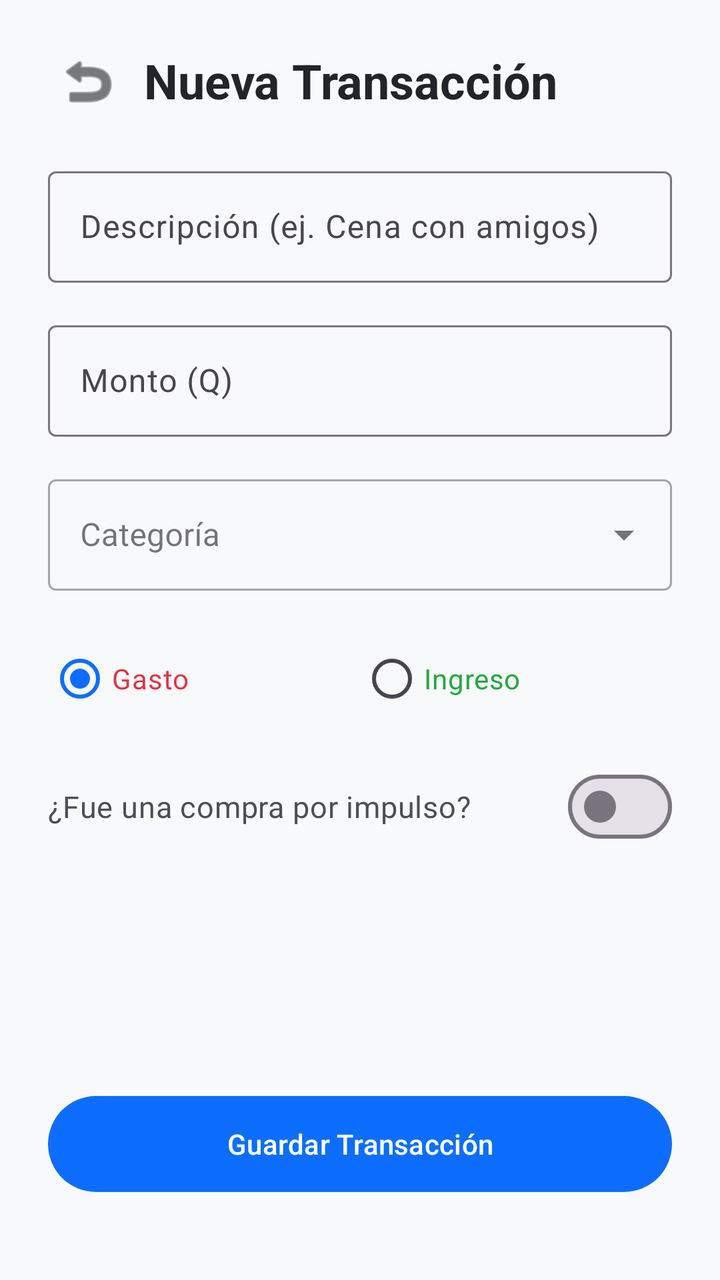
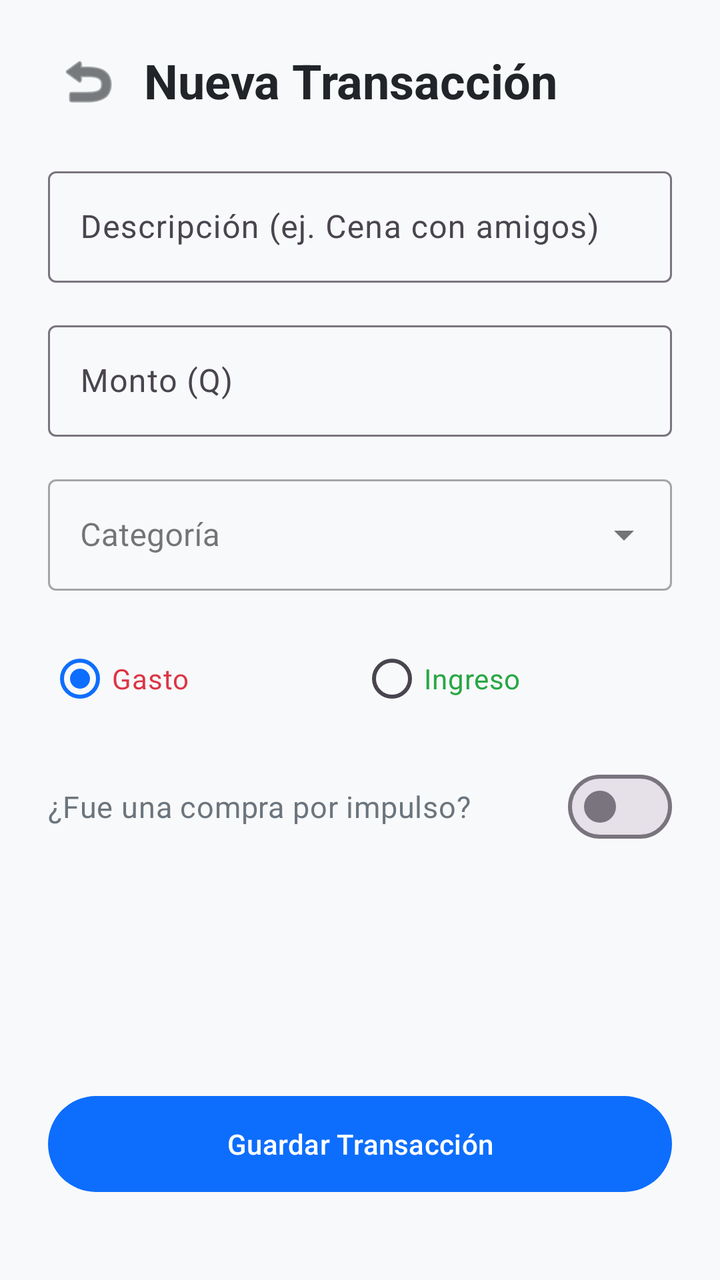

The first picture is an Android layout as it rendered before a commit; the second is the same layout after the commit. The layout source and the unified diff follow.
<!-- AndroidManifest.xml: application theme Theme.AppControlGastos -->
<!-- res/layout/activity_add_transaction.xml -->
<?xml version="1.0" encoding="utf-8"?>
<androidx.constraintlayout.widget.ConstraintLayout
    xmlns:android="http://schemas.android.com/apk/res/android"
    xmlns:app="http://schemas.android.com/apk/res-auto"
    android:layout_width="match_parent"
    android:layout_height="match_parent"
    android:background="#F8F9FA"
    android:padding="24dp">

    <ImageButton
        android:id="@+id/ibBack"
        android:layout_width="40dp"
        android:layout_height="40dp"
        android:background="?attr/selectableItemBackgroundBorderless"
        android:contentDescription="Regresar"
        android:src="@android:drawable/ic_menu_revert"
        app:tint="#212529"
        app:layout_constraintBottom_toBottomOf="@id/tvTitle"
        app:layout_constraintStart_toStartOf="parent"
        app:layout_constraintTop_toTopOf="@id/tvTitle" />

    <TextView
        android:id="@+id/tvTitle"
        android:layout_width="wrap_content"
        android:layout_height="wrap_content"
        android:layout_marginStart="8dp"
        android:text="Nueva Transacción"
        android:textColor="#212529"
        android:textSize="24sp"
        android:textStyle="bold"
        app:layout_constraintStart_toEndOf="@id/ibBack"
        app:layout_constraintTop_toTopOf="parent" />

    <com.google.android.material.textfield.TextInputLayout
        android:id="@+id/inputLayoutDescription"
        android:layout_width="match_parent"
        android:layout_height="wrap_content"
        android:layout_marginTop="24dp"
        android:hint="Descripción (ej. Cena con amigos)"
        app:layout_constraintTop_toBottomOf="@id/tvTitle">

        <com.google.android.material.textfield.TextInputEditText
            android:id="@+id/etDescription"
            android:layout_width="match_parent"
            android:layout_height="wrap_content"
            android:inputType="textCapSentences" />
    </com.google.android.material.textfield.TextInputLayout>

    <com.google.android.material.textfield.TextInputLayout
        android:id="@+id/inputLayoutAmount"
        android:layout_width="match_parent"
        android:layout_height="wrap_content"
        android:layout_marginTop="16dp"
        android:hint="Monto (Q)"
        app:layout_constraintTop_toBottomOf="@id/inputLayoutDescription">

        <com.google.android.material.textfield.TextInputEditText
            android:id="@+id/etAmount"
            android:layout_width="match_parent"
            android:layout_height="wrap_content"
            android:inputType="numberDecimal" />
    </com.google.android.material.textfield.TextInputLayout>

    <com.google.android.material.textfield.TextInputLayout
        android:id="@+id/inputLayoutCategory"
        style="@style/Widget.MaterialComponents.TextInputLayout.OutlinedBox.ExposedDropdownMenu"
        android:layout_width="match_parent"
        android:layout_height="wrap_content"
        android:layout_marginTop="16dp"
        android:hint="Categoría"
        app:layout_constraintTop_toBottomOf="@id/inputLayoutAmount">

        <AutoCompleteTextView
            android:id="@+id/actvCategory"
            android:layout_width="match_parent"
            android:layout_height="wrap_content"
            android:inputType="none" />
    </com.google.android.material.textfield.TextInputLayout>

    <RadioGroup
        android:id="@+id/rgTransactionType"
        android:layout_width="match_parent"
        android:layout_height="wrap_content"
        android:layout_marginTop="20dp"
        android:orientation="horizontal"
        app:layout_constraintTop_toBottomOf="@id/inputLayoutCategory">

        <RadioButton
            android:id="@+id/rbExpense"
            android:layout_width="0dp"
            android:layout_height="wrap_content"
            android:layout_weight="1"
            android:checked="true"
            android:text="Gasto"
            android:textColor="#DC3545" />

        <RadioButton
            android:id="@+id/rbIncome"
            android:layout_width="0dp"
            android:layout_height="wrap_content"
            android:layout_weight="1"
            android:text="Ingreso"
            android:textColor="#28A745" />
    </RadioGroup>

    <com.google.android.material.materialswitch.MaterialSwitch
        android:id="@+id/switchImpulse"
        android:layout_width="match_parent"
        android:layout_height="wrap_content"
        android:layout_marginTop="16dp"
        android:text="¿Fue una compra por impulso?"
        android:textColor="#495057"
        android:textSize="15sp"
        app:layout_constraintTop_toBottomOf="@id/rgTransactionType" />

    <Button
        android:id="@+id/btnSave"
        android:layout_width="match_parent"
        android:layout_height="56dp"
        android:layout_marginBottom="16dp"
        android:text="Guardar Transacción"
        app:layout_constraintBottom_toBottomOf="parent" />

</androidx.constraintlayout.widget.ConstraintLayout>
<!-- resources referenced by this layout -->
<resources>
  <style name="Theme.AppControlGastos" parent="Theme.Material3.DayNight.NoActionBar">
          
          <item name="colorPrimary">@color/md_theme_primary</item>
          <item name="android:statusBarColor">@color/md_theme_background</item>
          <item name="android:windowLightStatusBar">true</item>
          <item name="android:windowBackground">@color/md_theme_background</item>
      </style>
  <color name="md_theme_primary">#0D6EFD</color>
  <color name="md_theme_background">#F8F9FA</color>
</resources>

<!-- the commit's change to res/layout/activity_add_transaction.xml (unified diff, before → after) -->
@@ -4,7 +4,7 @@
     xmlns:app="http://schemas.android.com/apk/res-auto"
     android:layout_width="match_parent"
     android:layout_height="match_parent"
-    android:background="#F8F9FA"
+    android:background="@color/md_theme_background"
     android:padding="24dp">
 
     <ImageButton
@@ -14,7 +14,7 @@
         android:background="?attr/selectableItemBackgroundBorderless"
         android:contentDescription="Regresar"
         android:src="@android:drawable/ic_menu_revert"
-        app:tint="#212529"
+        app:tint="@color/text_primary"
         app:layout_constraintBottom_toBottomOf="@id/tvTitle"
         app:layout_constraintStart_toStartOf="parent"
         app:layout_constraintTop_toTopOf="@id/tvTitle" />
@@ -25,7 +25,7 @@
         android:layout_height="wrap_content"
         android:layout_marginStart="8dp"
         android:text="Nueva Transacción"
-        android:textColor="#212529"
+        android:textColor="@color/text_primary"
         android:textSize="24sp"
         android:textStyle="bold"
         app:layout_constraintStart_toEndOf="@id/ibBack"
@@ -92,7 +92,7 @@
             android:layout_weight="1"
             android:checked="true"
             android:text="Gasto"
-            android:textColor="#DC3545" />
+            android:textColor="@color/finance_expense" />
 
         <RadioButton
             android:id="@+id/rbIncome"
@@ -100,7 +100,7 @@
             android:layout_height="wrap_content"
             android:layout_weight="1"
             android:text="Ingreso"
-            android:textColor="#28A745" />
+            android:textColor="@color/finance_income" />
     </RadioGroup>
 
     <com.google.android.material.materialswitch.MaterialSwitch
@@ -109,7 +109,7 @@
         android:layout_height="wrap_content"
         android:layout_marginTop="16dp"
         android:text="¿Fue una compra por impulso?"
-        android:textColor="#495057"
+        android:textColor="@color/text_secondary"
         android:textSize="15sp"
         app:layout_constraintTop_toBottomOf="@id/rgTransactionType" />
 
<!-- resource entries referenced after the edit -->
@@ -1,5 +1,7 @@
 <!-- resources referenced by this layout -->
 <resources>
+  <color name="finance_expense">#DC3545</color>
+  <color name="finance_income">#28A745</color>
   <style name="Theme.AppControlGastos" parent="Theme.Material3.DayNight.NoActionBar">
           
           <item name="colorPrimary">@color/md_theme_primary</item>
@@ -9,5 +11,7 @@
       </style>
   <color name="md_theme_primary">#0D6EFD</color>
   <color name="md_theme_background">#F8F9FA</color>
+  <color name="text_primary">#212529</color>
+  <color name="text_secondary">#6C757D</color>
 </resources>
 
